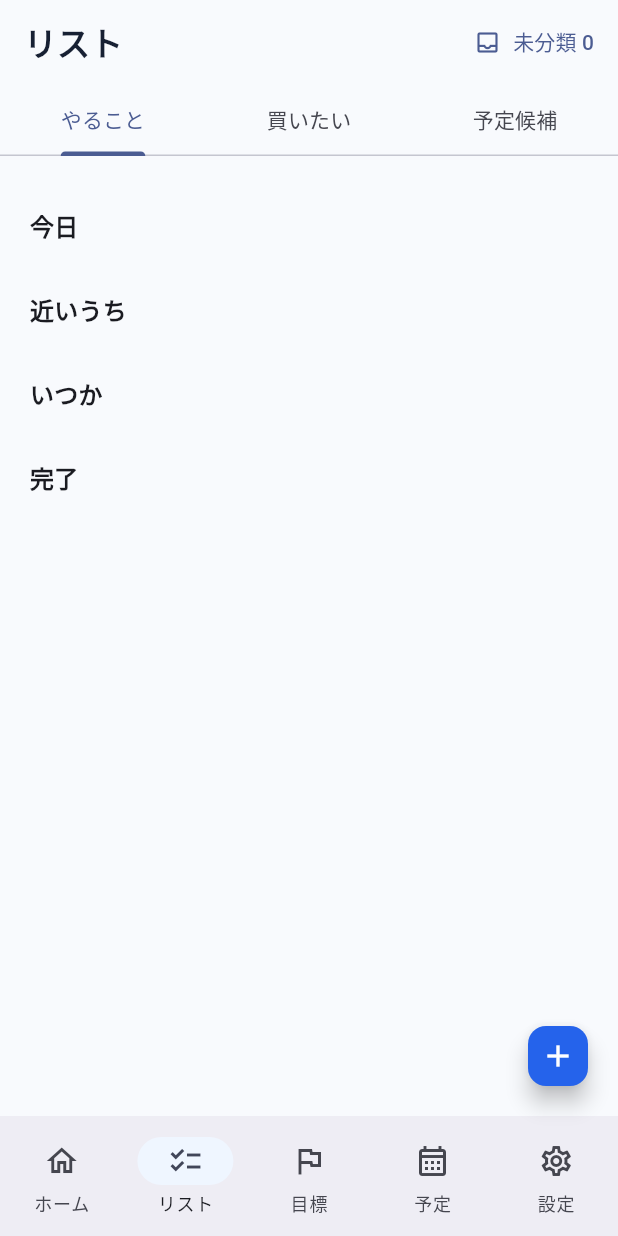
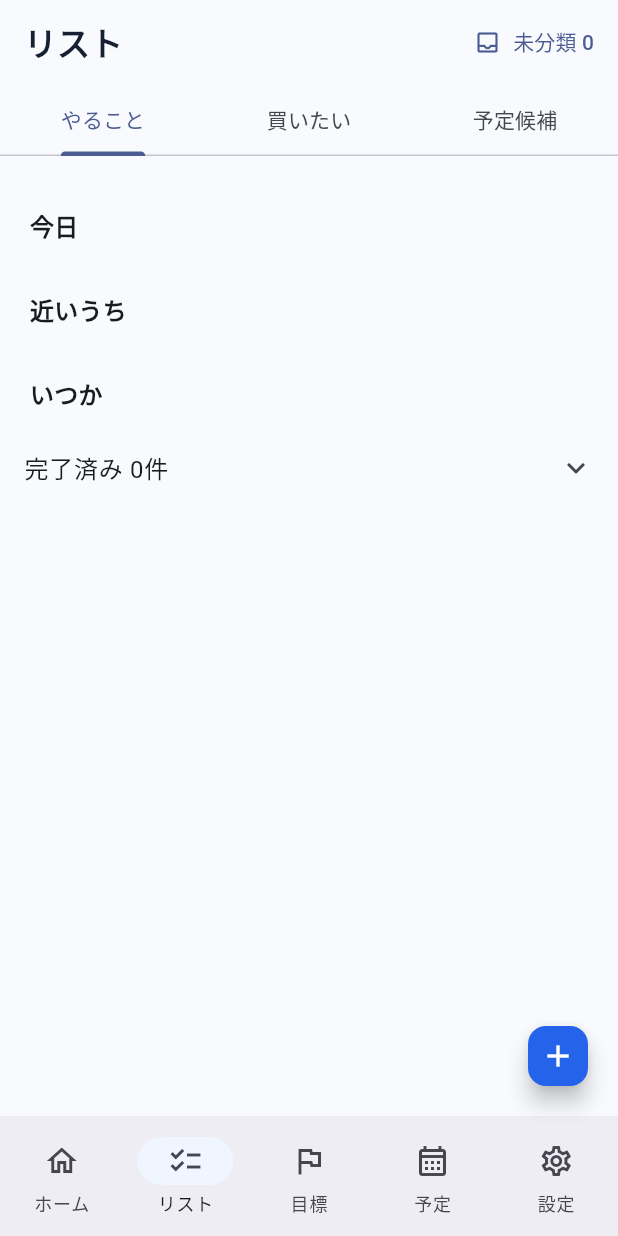
Before and after one commit to Wacky1425/neru-memory, a Flutter app: the screen it shows once a user with an empty profile is signed in, item 2 of the bottom bar chosen, on a phone screen of 412 x 824 dp. Run offline on Flutter 3.47's test engine with Material 3 defaults, Android fonts, the phone set to English and light mode, and no system bars; our stand-ins replace cloud_firestore, firebase_auth, firebase_core, flutter_local_notifications, google_sign_in, shared_preferences and 1 more; accounts and stored records are empty.

Commit message:
Improve task list overdue and completed sections

```diff
--- a/lib/features/lists/lists_page.dart
+++ b/lib/features/lists/lists_page.dart
@@ -18,6 +18,14 @@ Widget _taggedSubtitle(BuildContext context,List<String> lines,List<String> tags
 }
 
 class ListsPage extends StatefulWidget{const ListsPage({super.key});@override State<ListsPage>createState()=>_ListsPageState();}class _ListsPageState extends State<ListsPage>with SingleTickerProviderStateMixin{late final TabController controller=TabController(length:3,vsync:this);@override void dispose(){controller.dispose();super.dispose();}@override Widget build(BuildContext c){final s=AppStateScope.of(c);return Scaffold(appBar:AppBar(title:const Text('リスト',style:TextStyle(fontWeight:FontWeight.w800)),actions:[TextButton.icon(onPressed:()=>Navigator.push(c,MaterialPageRoute(builder:(_)=>const InboxPage())),icon:const Icon(Icons.inbox_outlined),label:Text('未分類 ${s.inbox.length}'))],bottom:TabBar(controller:controller,tabs:const[Tab(text:'やること'),Tab(text:'買いたい'),Tab(text:'予定候補')])),body:PageWrap(child:TabBarView(controller:controller,children:const[_Tasks(),_Wants(),_Futures()])));}}
-class _Tasks extends StatelessWidget{const _Tasks();@override Widget build(BuildContext c){final s=AppStateScope.of(c);return ListView(padding:const EdgeInsets.fromLTRB(16,12,16,100),children:[for(final b in[TaskBucket.today,TaskBucket.soon,TaskBucket.someday])...[SectionTitle(switch(b){TaskBucket.today=>'今日',TaskBucket.soon=>'近いうち',_=>'いつか'}),...s.tasks.where((t)=>t.bucket==b&&!t.completed).map((t)=>Card(child:CheckboxListTile(value:t.completed,onChanged:(_)=>s.toggleTask(t),title:Text(t.title),subtitle:(t.note.isEmpty&&t.tags.isEmpty)?null:_taggedSubtitle(c,[t.note],t.tags),controlAffinity:ListTileControlAffinity.leading,secondary:IconButton(icon:const Icon(Icons.edit_outlined),onPressed:()=>editTask(c,t)))))],const SectionTitle('完了'),...s.tasks.where((t)=>t.completed).map((t)=>ListTile(title:Text(t.title,style:const TextStyle(decoration:TextDecoration.lineThrough)),leading:IconButton(icon:const Icon(Icons.check_circle),onPressed:()=>s.toggleTask(t)),trailing:IconButton(icon:const Icon(Icons.edit_outlined),onPressed:()=>editTask(c,t))))]);}}
+class _Tasks extends StatefulWidget{const _Tasks();@override State<_Tasks> createState()=>_TasksState();}
+class _TasksState extends State<_Tasks>{
+  bool showCompleted=false;
+  @override Widget build(BuildContext c){final s=AppStateScope.of(c);final now=DateTime.now();final start=DateTime(now.year,now.month,now.day);final overdue=s.tasks.where((t)=>!t.completed&&t.deadline!=null&&t.deadline!.isBefore(start)).toList()..sort((a,b)=>a.deadline!.compareTo(b.deadline!));return ListView(padding:const EdgeInsets.fromLTRB(16,12,16,100),children:[
+if(overdue.isNotEmpty)...[const SectionTitle('期限超過'),...overdue.map((t)=>Card(child:CheckboxListTile(value:t.completed,onChanged:(_)=>s.toggleTask(t),title:Text(t.title,style:const TextStyle(fontWeight:FontWeight.w700)),subtitle:_taggedSubtitle(c,['期限 ${t.deadline!.month}/${t.deadline!.day}',t.note],t.tags),controlAffinity:ListTileControlAffinity.leading,secondary:IconButton(icon:const Icon(Icons.edit_outlined),onPressed:()=>editTask(c,t))))],
+for(final b in[TaskBucket.today,TaskBucket.soon,TaskBucket.someday])...[SectionTitle(switch(b){TaskBucket.today=>'今日',TaskBucket.soon=>'近いうち',_=>'いつか'}),...s.tasks.where((t)=>t.bucket==b&&!t.completed).map((t)=>Card(child:CheckboxListTile(value:t.completed,onChanged:(_)=>s.toggleTask(t),title:Text(t.title),subtitle:(t.note.isEmpty&&t.tags.isEmpty)?null:_taggedSubtitle(c,[t.note],t.tags),controlAffinity:ListTileControlAffinity.leading,secondary:IconButton(icon:const Icon(Icons.edit_outlined),onPressed:()=>editTask(c,t)))))],
+ListTile(contentPadding:EdgeInsets.zero,title:Text('完了済み ${s.tasks.where((t)=>t.completed).length}件'),trailing:Icon(showCompleted?Icons.expand_less:Icons.expand_more),onTap:()=>setState(()=>showCompleted=!showCompleted)),
+if(showCompleted)...s.tasks.where((t)=>t.completed).map((t)=>ListTile(title:Text(t.title,style:const TextStyle(decoration:TextDecoration.lineThrough)),leading:IconButton(icon:const Icon(Icons.check_circle),onPressed:()=>s.toggleTask(t)),trailing:IconButton(icon:const Icon(Icons.edit_outlined),onPressed:()=>editTask(c,t))))
+]);}}
 class _Wants extends StatelessWidget{const _Wants();@override Widget build(BuildContext c){final s=AppStateScope.of(c);return ListView(padding:const EdgeInsets.fromLTRB(16,12,16,100),children:[for(final w in s.wants)Card(child:ListTile(onTap:()=>editWant(c,w),leading:const Icon(Icons.shopping_bag_outlined),title:Text(w.title),subtitle:_taggedSubtitle(c,[if(w.budget!=null)'¥${w.budget!.round()}',w.timing,w.waitingFor],w.tags),trailing:const Icon(Icons.chevron_right))) ]);}}
 class _Futures extends StatelessWidget{const _Futures();@override Widget build(BuildContext c){final s=AppStateScope.of(c);return ListView(padding:const EdgeInsets.fromLTRB(16,12,16,100),children:[for(final f in s.futures)Card(child:ListTile(onTap:()=>editFuture(c,f),leading:const Icon(Icons.push_pin_outlined),title:Text(f.title),subtitle:_taggedSubtitle(c,[f.status.name,f.timing],f.tags),trailing:f.googleEventId==null?null:const Icon(Icons.event_available_outlined))) ]);}}
```
